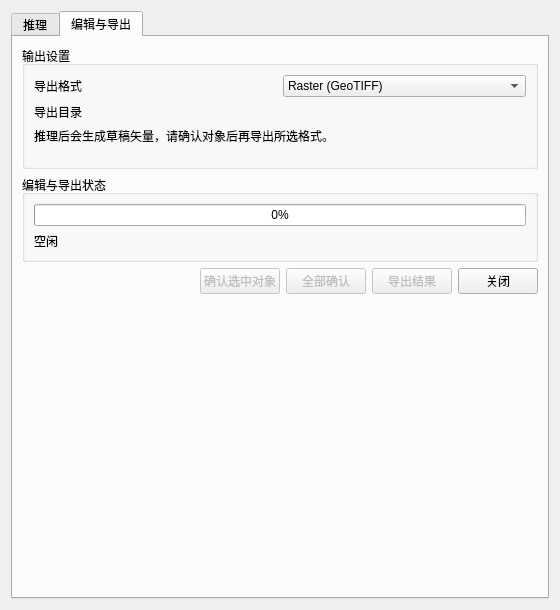
ZDongFan/semantic_segmentation, file land_cover_classification/land_cover_classification_dialog_base.ui: the form before one commit.
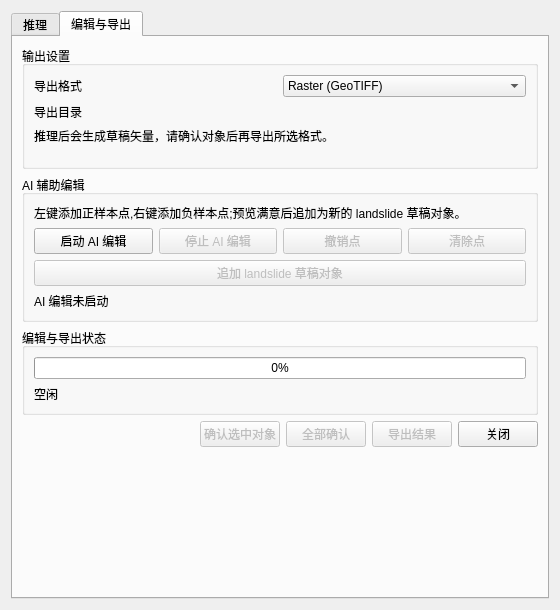
The form after the commit. The open tabs and pages were chosen to show the change. Custom widgets are drawn as their Qt base class.

Commit message: 集成ai编辑功能初版

The edit to the form file:
```diff
--- a/land_cover_classification/land_cover_classification_dialog_base.ui
+++ b/land_cover_classification/land_cover_classification_dialog_base.ui
@@ -318,6 +318,82 @@
          </layout>
         </widget>
        </item>
+       <item>
+        <widget class="QGroupBox" name="aiEditGroup">
+         <property name="title">
+         <string>AI 辅助编辑</string>
+         </property>
+         <layout class="QGridLayout" name="aiEditLayout">
+          <item row="0" column="0" colspan="4">
+           <widget class="QLabel" name="aiHintLabel">
+            <property name="text">
+             <string>左键添加正样本点,右键添加负样本点;预览满意后追加为新的 landslide 草稿对象。</string>
+            </property>
+            <property name="wordWrap">
+             <bool>true</bool>
+            </property>
+           </widget>
+          </item>
+          <item row="1" column="0">
+           <widget class="QPushButton" name="aiStartBtn">
+            <property name="text">
+             <string>启动 AI 编辑</string>
+            </property>
+           </widget>
+          </item>
+          <item row="1" column="1">
+           <widget class="QPushButton" name="aiStopBtn">
+            <property name="enabled">
+             <bool>false</bool>
+            </property>
+            <property name="text">
+             <string>停止 AI 编辑</string>
+            </property>
+           </widget>
+          </item>
+          <item row="1" column="2">
+           <widget class="QPushButton" name="aiUndoPointBtn">
+            <property name="enabled">
+             <bool>false</bool>
+            </property>
+            <property name="text">
+             <string>撤销点</string>
+            </property>
+           </widget>
+          </item>
+          <item row="1" column="3">
+           <widget class="QPushButton" name="aiClearPointsBtn">
+            <property name="enabled">
+             <bool>false</bool>
+            </property>
+            <property name="text">
+             <string>清除点</string>
+            </property>
+           </widget>
+          </item>
+          <item row="2" column="0" colspan="4">
+           <widget class="QPushButton" name="aiAppendDraftBtn">
+            <property name="enabled">
+             <bool>false</bool>
+            </property>
+            <property name="text">
+             <string>追加 landslide 草稿对象</string>
+            </property>
+           </widget>
+          </item>
+          <item row="3" column="0" colspan="4">
+           <widget class="QLabel" name="aiStatusLabel">
+            <property name="text">
+             <string>AI 编辑未启动</string>
+            </property>
+            <property name="wordWrap">
+             <bool>true</bool>
+            </property>
+           </widget>
+          </item>
+         </layout>
+        </widget>
+       </item>
        <item>
         <widget class="QGroupBox" name="exportProgressGroup">
          <property name="title">
```
The commit also changes 16 other files.
